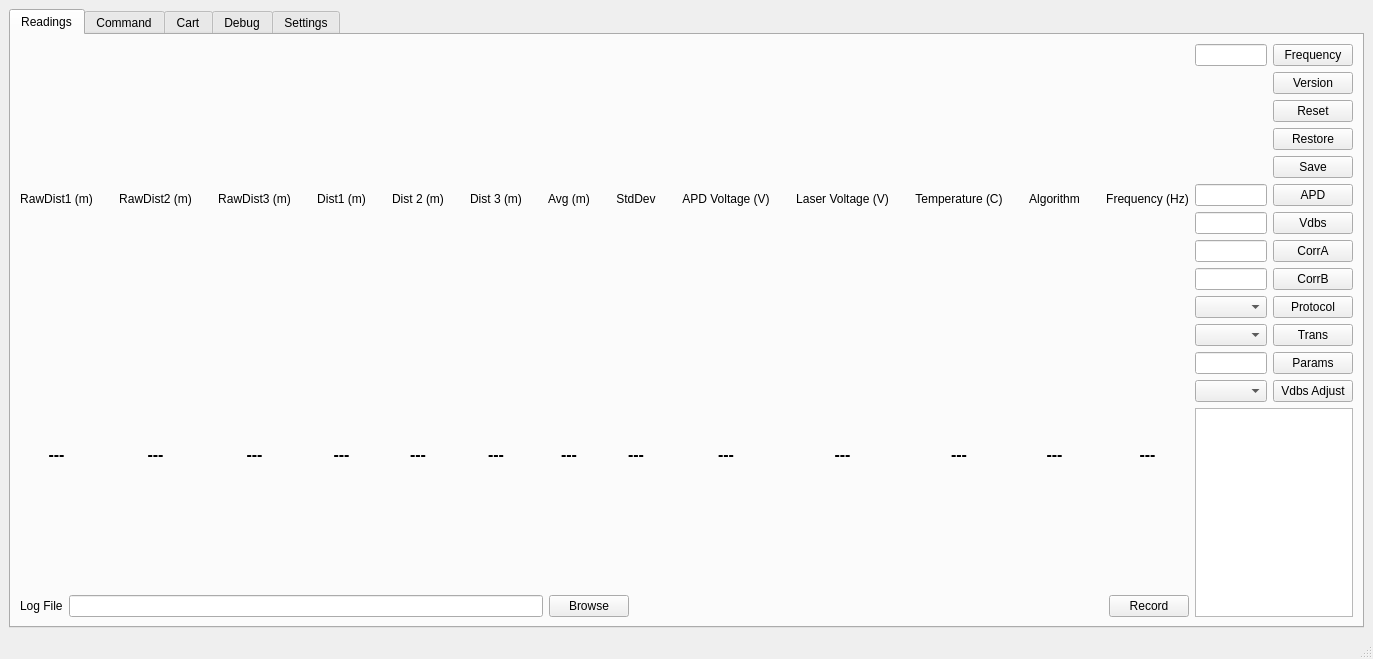
Before: the Qt Designer form tf03_test/main_window.ui in codincodee/tf0x_dev, drawn with Qt 5.
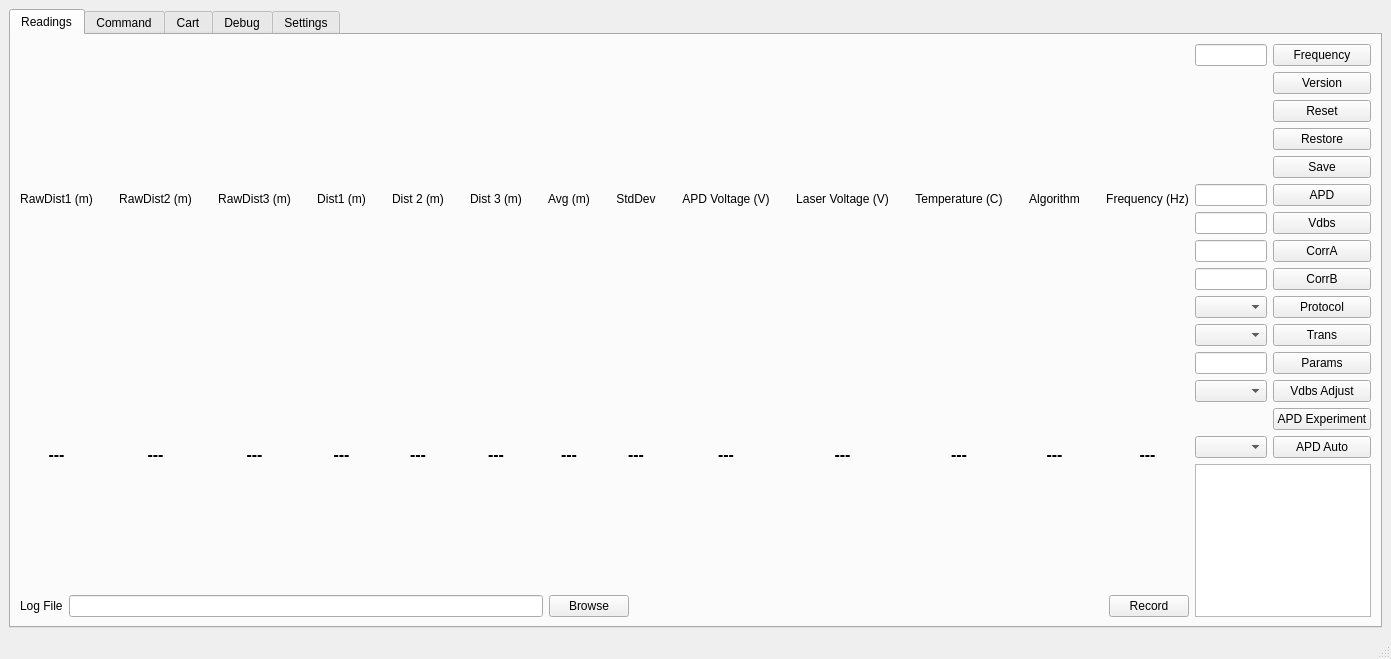
After: the same form once the commit is applied.

What changed in the file:
```diff
--- a/tf03_test/main_window.ui
+++ b/tf03_test/main_window.ui
@@ -147,6 +147,23 @@
               </property>
              </widget>
             </item>
+            <item row="13" column="1">
+             <widget class="QPushButton" name="CommandPageAPDExperimentPushButton">
+              <property name="text">
+               <string>APD Experiment</string>
+              </property>
+             </widget>
+            </item>
+            <item row="14" column="1">
+             <widget class="QPushButton" name="CommandPageAPDAutoPushButton">
+              <property name="text">
+               <string>APD Auto</string>
+              </property>
+             </widget>
+            </item>
+            <item row="14" column="0">
+             <widget class="QComboBox" name="CommandPageAPDAutoComboBox"/>
+            </item>
            </layout>
           </item>
           <item>
```
Left out of the diff: 96 changed lines with no effect on the pictures.
